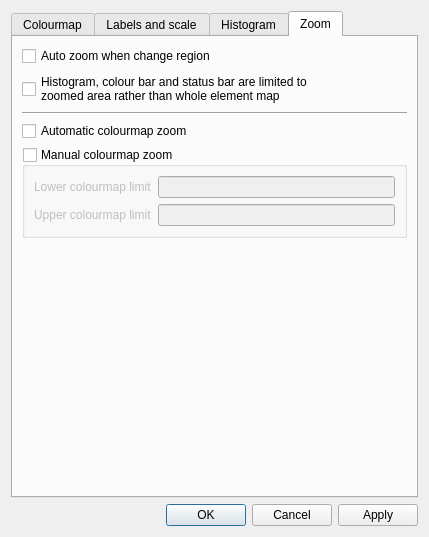
ianthomas23/QACD-quack, file src/resources/ui_display_options_dialog.ui: the form before one commit.
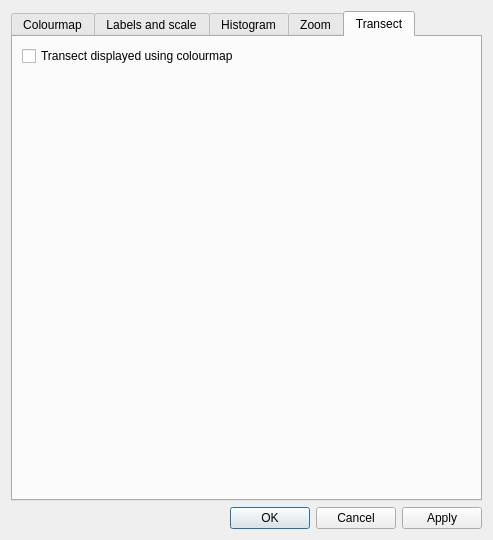
The form after the commit.

Commit message: Display option for transect to use colourmap or not

What changed in the file:
```diff
--- a/src/resources/ui_display_options_dialog.ui
+++ b/src/resources/ui_display_options_dialog.ui
@@ -6,7 +6,7 @@
    <rect>
     <x>0</x>
     <y>0</y>
-    <width>429</width>
+    <width>493</width>
     <height>537</height>
    </rect>
   </property>
@@ -16,8 +16,14 @@
   <layout class="QVBoxLayout" name="verticalLayout">
    <item>
     <widget class="QTabWidget" name="tabWidget">
+     <property name="minimumSize">
+      <size>
+       <width>411</width>
+       <height>490</height>
+      </size>
+     </property>
      <property name="currentIndex">
-      <number>3</number>
+      <number>4</number>
      </property>
      <widget class="QWidget" name="colourmapTab">
       <attribute name="title">
@@ -320,8 +326,8 @@
        <item>
         <widget class="QCheckBox" name="zoomUpdatesStatsCheckBox">
          <property name="text">
-          <string>Histogram, colour bar and status bar are limited to
-zoomed area rather than whole element map</string>
+          <string>Histogram, colour bar and status bar are limited to zoomed area
+rather than whole element map</string>
          </property>
         </widget>
        </item>
@@ -392,6 +398,30 @@
        </item>
       </layout>
      </widget>
+     <widget class="QWidget" name="transectTab">
+      <attribute name="title">
+       <string>Transect</string>
+      </attribute>
+      <layout class="QVBoxLayout" name="v4">
+       <item>
+        <widget class="QCheckBox" name="transectUsesColourmapCheckBox">
+         <property name="text">
+          <string>Transect displayed using colourmap</string>
+         </property>
+        </widget>
+       </item>
+       <item>
+        <widget class="QLabel" name="dummy4">
+         <property name="sizePolicy">
+          <sizepolicy hsizetype="Preferred" vsizetype="Preferred">
+           <horstretch>0</horstretch>
+           <verstretch>1</verstretch>
+          </sizepolicy>
+         </property>
+        </widget>
+       </item>
+      </layout>
+     </widget>
     </widget>
    </item>
    <item>
```
The commit also changes 7 other files.
